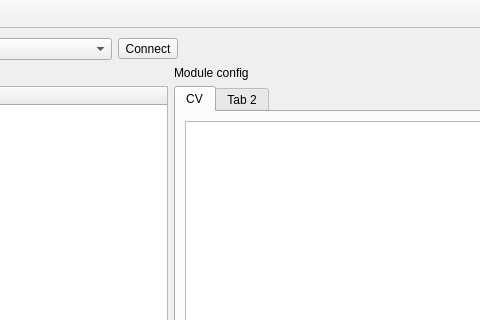
This is decconf/ui/mainwindow.ui in dirkjankrijnders/universal_decoder as Qt 5 draws it before an edit; both pictures show x 97 to 577 and y 0 to 320 of the 891 by 635 pixel window. The edited form follows.
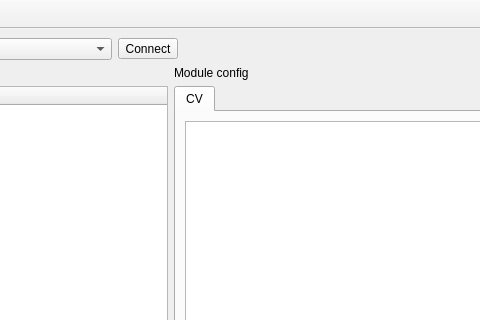
This is the edited form.

Commit message: Removed the redundant second tab

Diff of the .ui file:
```diff
--- a/decconf/ui/mainwindow.ui
+++ b/decconf/ui/mainwindow.ui
@@ -182,11 +182,6 @@
               </item>
              </layout>
             </widget>
-            <widget class="QWidget" name="tab_2">
-             <attribute name="title">
-              <string>Tab 2</string>
-             </attribute>
-            </widget>
            </widget>
           </item>
          </layout>
```
